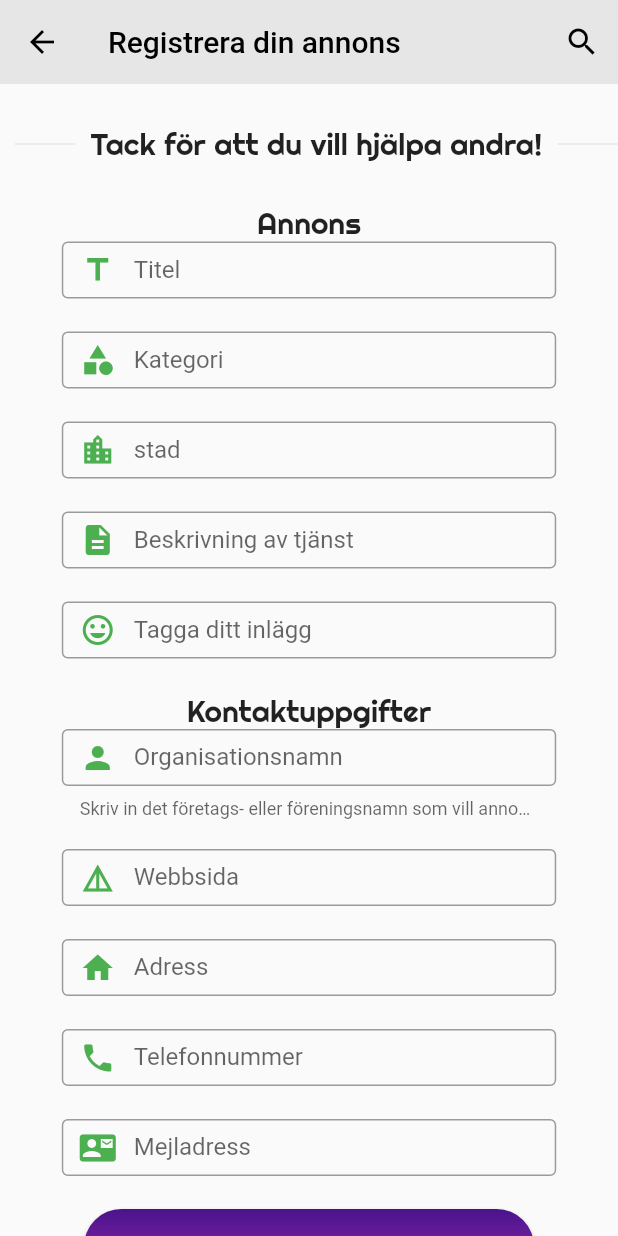
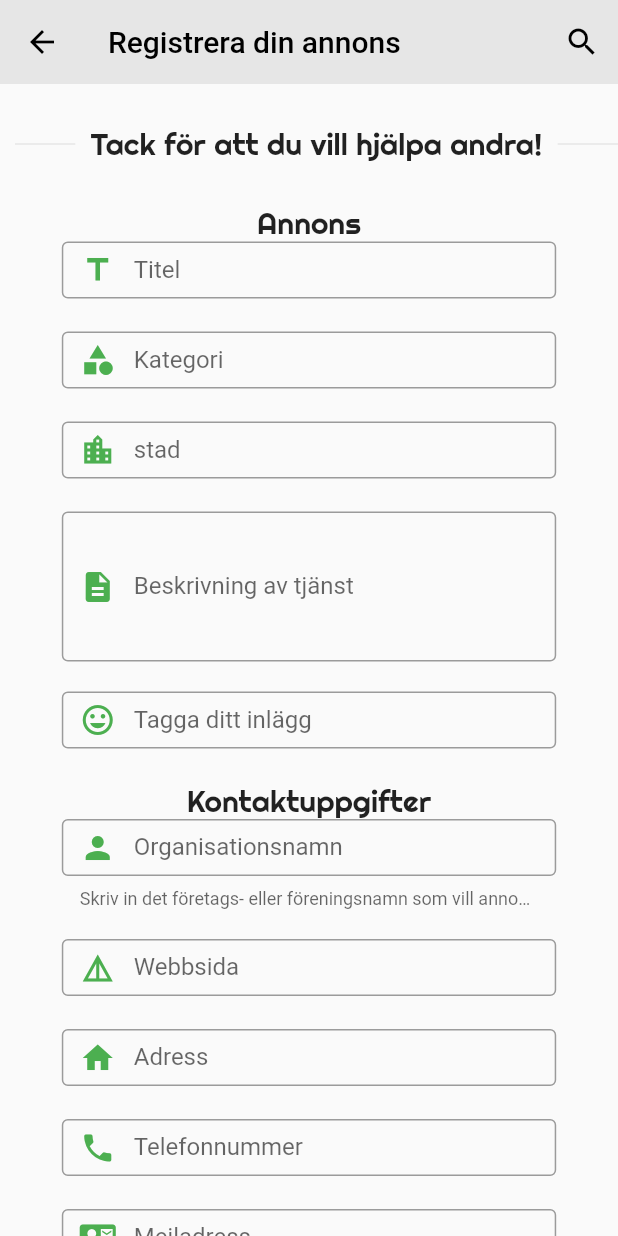
Before and after one commit to MostafaHassan/offersduringcrisis, a Flutter app: the RegisterAdvert screen opened by its route, on a phone screen of 412 x 824 dp. Run offline on Flutter 3.47's test engine with Material 2 defaults, Android fonts, the phone set to English and light mode, and no system bars; our stand-ins replace font_awesome_flutter, google_fonts, graphql_flutter; network calls fail.

Commit message:
Multiline added for description field in advert forms

```diff
--- a/lib/registerAdvert.dart
+++ b/lib/registerAdvert.dart
@@ -23,6 +23,38 @@ class _RegisterAdvertState extends State<RegisterAdvert> {
     super.dispose();
   }
 
+_createTextFieldWithMultipleLines(
+      TextEditingController controller, String labelText, {Icon icon}) {
+    var w = MediaQuery.of(context).size.width;
+    var textW;
+    if (w > 600) {
+      textW = 500;
+    } else {
+      textW = w * 0.8;
+    }
+    var tf = Container(
+                alignment: Alignment.centerLeft,
+
+                height: 100,
+                width: textW,
+                child: TextField(
+                  controller: controller,
+                  expands: true,
+                  maxLength: null,
+                  maxLines: null,
+                  style: TextStyle(color: Colors.black),
+                  decoration: new InputDecoration(
+                    border: new OutlineInputBorder(
+                        borderSide: new BorderSide(color: Colors.teal)),
+                    labelText: labelText,
+                    prefixIcon: Icon(Icons.description, color: Colors.green)),
+                  ),
+
+                );
+
+    return tf;
+  }
+
   _createTextField(
       TextEditingController controller, String labelText, String helperText,
       {String hintText, Icon icon, TextInputType keyboardType}) {
@@ -35,9 +67,9 @@ class _RegisterAdvertState extends State<RegisterAdvert> {
     }
     var tf = Container(
       alignment: Alignment.centerLeft,
-      decoration: BoxDecoration(
+    //  decoration: BoxDecoration(
           //border: Border.all()
-          ),
+    //      ),
       height: 60,
       width: textW,
       child: TextField(
@@ -113,20 +145,22 @@ class _RegisterAdvertState extends State<RegisterAdvert> {
                 null,
                 "stad",
                 "",
+                hintText: "Vilka städer gäller annonsen i?",
                 icon: Icon(Icons.location_city, color: Colors.green),
               ),
 
-              _createTextField(
+              _createTextFieldWithMultipleLines(
                 null,
                 "Beskrivning av tjänst",
-                "",
                 icon: Icon(Icons.description, color: Colors.green),
               ),
+              SizedBox(height: 20),
 
               _createTextField(
                 null,
                 "Tagga ditt inlägg",
                 "",
+                hintText: "Separera med semikolon",
                 icon: Icon(Icons.tag_faces, color: Colors.green),
               ),
 
@@ -203,7 +237,10 @@ class _RegisterAdvertState extends State<RegisterAdvert> {
                     ),
                   ),
                 ),
-              )
+              ),
+
+
+              SizedBox(height: 40),
 
 
             ],
```
